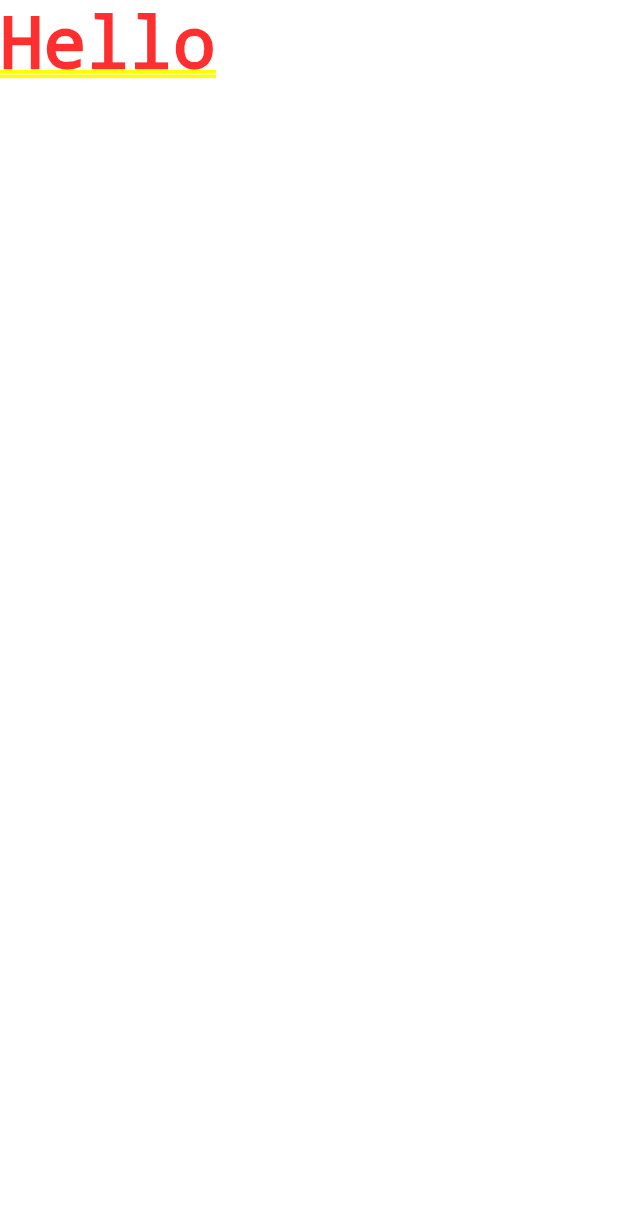
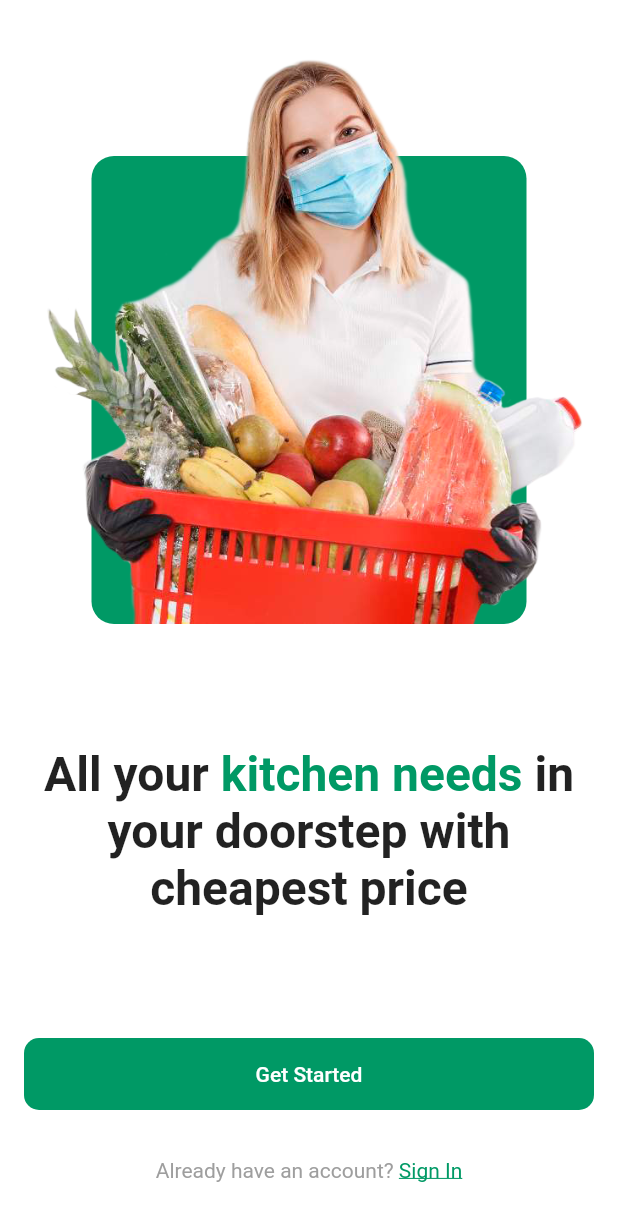
Before and after one commit to CabelloIsaac/grocery-flutter, a Flutter app: the screen it shows after launch, on a phone screen of 412 x 824 dp. Shown: the top 1221 px of the screen. Run offline on Flutter 3.47's test engine with Material 2 defaults, Android fonts, the phone set to English and light mode, and no system bars.

Commit message:
Add welcome screen

```diff
--- a/lib/main.dart
+++ b/lib/main.dart
@@ -1,6 +1,7 @@
 import 'package:flutter/material.dart';
 import 'package:flutter/services.dart';
 
+import 'ui/screens/welcome/welcome_screen.dart';
 import 'utils/constants.dart';
 import 'utils/routes.dart';
 import 'utils/styles.dart';
@@ -21,10 +22,10 @@ class MyApp extends StatelessWidget {
       debugShowCheckedModeBanner: false,
       title: Constants.appName,
       routes: Routes.routes,
-      themeMode: ThemeMode.system,
+      themeMode: ThemeMode.light,
       theme: MyStyles.lightTheme,
       darkTheme: MyStyles.darkTheme,
-      home: const Text("Hello"),
+      home: const WelcomeScreen(),
     );
   }
 }
--- /dev/null
+++ b/lib/ui/screens/welcome/welcome_screen.dart
@@ -0,0 +1,39 @@
+import 'package:flutter/cupertino.dart';
+import 'package:flutter/gestures.dart';
+import 'package:flutter/material.dart';
+import 'package:flutter/painting.dart';
+import 'package:grocery/ui/shared/primary_button.dart';
+import 'package:grocery/utils/colors.dart';
+
+import 'widgets/already_have_account_text.dart';
+import 'widgets/header_image.dart';
+import 'widgets/welcome_text.dart';
+
+class WelcomeScreen extends StatelessWidget {
+  const WelcomeScreen({Key? key}) : super(key: key);
+
+  @override
+  Widget build(BuildContext context) {
+    final width = MediaQuery.of(context).size.width;
+    return Scaffold(
+      body: SafeArea(
+        child: Padding(
+          padding: const EdgeInsets.all(16),
+          child: Column(
+            children: [
+              const SizedBox(height: 20),
+              HeaderImage(width: width),
+              const Spacer(),
+              const WelcomeText(),
+              const Spacer(),
+              PrimaryButton(text: "Get Started", onPressed: () {}),
+              const SizedBox(height: 32),
+              const AlreadyHaveAccountText(),
+              const SizedBox(height: 20),
+            ],
+          ),
+        ),
+      ),
+    );
+  }
+}
--- /dev/null
+++ b/lib/ui/screens/welcome/widgets/already_have_account_text.dart
@@ -0,0 +1,32 @@
+import 'package:flutter/gestures.dart';
+import 'package:flutter/material.dart';
+import 'package:grocery/utils/colors.dart';
+
+class AlreadyHaveAccountText extends StatelessWidget {
+  const AlreadyHaveAccountText({Key? key}) : super(key: key);
+
+  @override
+  Widget build(BuildContext context) {
+    TextStyle defaultStyle = const TextStyle(color: Colors.grey);
+    TextStyle linkStyle = const TextStyle(
+      color: MyColors.primary,
+      decoration: TextDecoration.underline,
+    );
+    return RichText(
+      textAlign: TextAlign.center,
+      text: TextSpan(
+        style: defaultStyle,
+        children: <TextSpan>[
+          const TextSpan(
+            text: 'Already have an account? ',
+          ),
+          TextSpan(
+            text: 'Sign In',
+            style: linkStyle,
+            recognizer: TapGestureRecognizer()..onTap = () {},
+          ),
+        ],
+      ),
+    );
+  }
+}
--- /dev/null
+++ b/lib/ui/screens/welcome/widgets/header_image.dart
@@ -0,0 +1,37 @@
+import 'package:flutter/material.dart';
+import 'package:grocery/utils/colors.dart';
+
+class HeaderImage extends StatelessWidget {
+  const HeaderImage({
+    Key? key,
+    required this.width,
+  }) : super(key: key);
+
+  final double width;
+
+  @override
+  Widget build(BuildContext context) {
+    return Stack(
+      children: [
+        Positioned(
+          bottom: 0,
+          left: 0,
+          right: 0,
+          child: Container(
+            decoration: BoxDecoration(
+              color: MyColors.primary,
+              borderRadius: BorderRadius.circular(15),
+            ),
+            width: width - 60,
+            margin: const EdgeInsets.fromLTRB(45, 40, 45, 0),
+            height: width - 100,
+          ),
+        ),
+        Image.asset(
+          "assets/images/woman-welcome.png",
+          width: width - 32,
+        ),
+      ],
+    );
+  }
+}
--- /dev/null
+++ b/lib/ui/screens/welcome/widgets/welcome_text.dart
@@ -0,0 +1,27 @@
+import 'package:flutter/material.dart';
+import 'package:grocery/utils/colors.dart';
+
+class WelcomeText extends StatelessWidget {
+  const WelcomeText({
+    Key? key,
+  }) : super(key: key);
+
+  @override
+  Widget build(BuildContext context) {
+    return RichText(
+      textAlign: TextAlign.center,
+      text: TextSpan(
+        text: 'All your ',
+        style: DefaultTextStyle.of(context).style.copyWith(
+              fontWeight: FontWeight.bold,
+              fontSize: 32,
+            ),
+        children: const <TextSpan>[
+          TextSpan(
+              text: 'kitchen needs', style: TextStyle(color: MyColors.primary)),
+          TextSpan(text: ' in your doorstep with cheapest price'),
+        ],
+      ),
+    );
+  }
+}
--- /dev/null
+++ b/lib/ui/shared/primary_button.dart
@@ -0,0 +1,34 @@
+import 'package:flutter/material.dart';
+import 'package:grocery/utils/colors.dart';
+
+class PrimaryButton extends StatelessWidget {
+  const PrimaryButton({
+    Key? key,
+    required this.text,
+    this.onPressed,
+    this.isExpanded = true,
+  }) : super(key: key);
+
+  final String text;
+  final void Function()? onPressed;
+  final bool isExpanded;
+
+  @override
+  Widget build(BuildContext context) {
+    return SizedBox(
+      width: isExpanded ? double.infinity : null,
+      child: TextButton(
+        child: Text(text),
+        onPressed: onPressed,
+        style: TextButton.styleFrom(
+          primary: Colors.white,
+          backgroundColor: MyColors.primary,
+          padding: const EdgeInsets.symmetric(horizontal: 10, vertical: 16),
+          shape: RoundedRectangleBorder(
+            borderRadius: BorderRadius.circular(10),
+          ),
+        ),
+      ),
+    );
+  }
+}
--- a/lib/utils/colors.dart
+++ b/lib/utils/colors.dart
@@ -10,5 +10,5 @@ class MyColors {
 
   static const dreamListItemBackgroundLight = Color.fromRGBO(243, 243, 243, 1);
   static const dreamListItemBackgroundDark = Color.fromRGBO(46, 46, 46, 1);
-  static const primary = Color(0xFF3777FF);
+  static const primary = Color(0xFF009965);
 }
--- a/pubspec.yaml
+++ b/pubspec.yaml
@@ -58,8 +58,8 @@ flutter:
   uses-material-design: true
 
   # To add assets to your application, add an assets section, like this:
-  # assets:
-  #   - images/a_dot_burr.jpeg
+  assets:
+    - assets/images/
   #   - images/a_dot_ham.jpeg
 
   # An image asset can refer to one or more resolution-specific "variants", see
```
Also changed, not shown: assets/images/woman-welcome.png (added), assets/images/woman.png (added).
